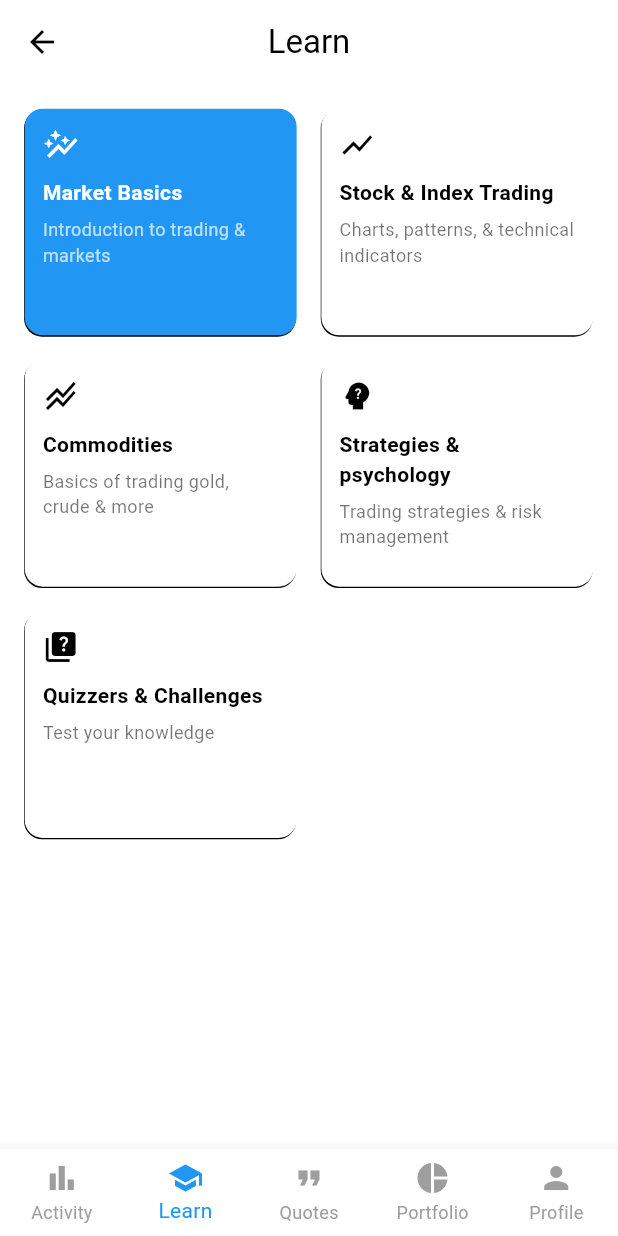
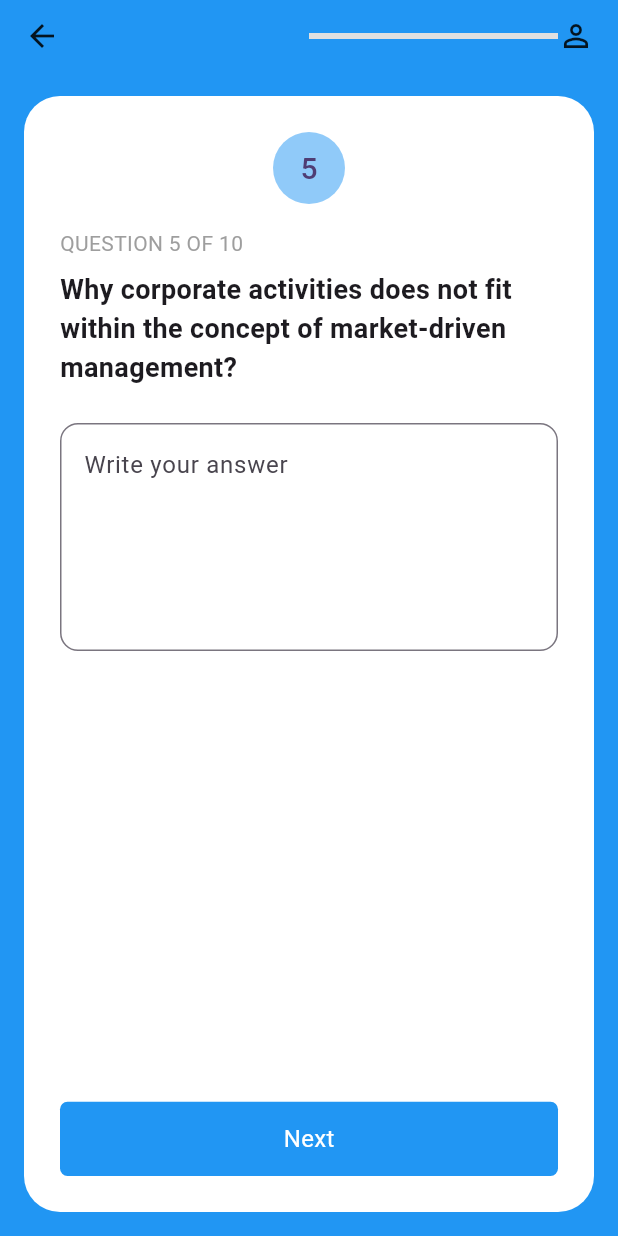
Before and after one commit to chini95641/chart-mentor-mobile-app, a Flutter app: the screen it shows after launch, on a phone screen of 412 x 824 dp. Run offline on Flutter 3.47's test engine with Material 3 defaults, Android fonts, the phone set to English and light mode, and no system bars; our stand-ins replace fl_chart, flutter_otp_text_field, intl_phone_field, readmore; missing offline and left inert: another_telephony.

Commit message:
Almost 17 screens done

```diff
--- a/lib/main.dart
+++ b/lib/main.dart
@@ -3,9 +3,13 @@ import 'package:chart_mentor/screens/auth/numberscreen.dart';
 import 'package:chart_mentor/screens/cardscreen.dart';
 import 'package:chart_mentor/screens/chartofday.dart';
 import 'package:chart_mentor/screens/indexhistory.dart';
+import 'package:chart_mentor/screens/newsdetail.dart';
 import 'package:chart_mentor/screens/newsscreen.dart';
+import 'package:chart_mentor/screens/particpant.dart';
 import 'package:chart_mentor/screens/profile.dart';
 import 'package:chart_mentor/screens/qoute.dart';
+import 'package:chart_mentor/screens/quizinput.dart';
+import 'package:chart_mentor/screens/quizscreen.dart';
 import 'package:chart_mentor/screens/splashscreen.dart';
 import 'package:chart_mentor/screens/page1.dart';
 import 'package:chart_mentor/screens/stockinsight.dart';
@@ -30,8 +34,12 @@ class MyApp extends StatelessWidget {
           colorScheme: ColorScheme.fromSeed(seedColor: Colors.deepPurple),
           useMaterial3: true,
         ),
-        home:
-            LearnScreen() //NewsScreen() //Chartofday() //QuotesScreen() //ProfileScreen() //StocksInsightsScreen() //IndexInsightsScreen() //HomeScreen(),
+        home: //ChartMentorScreen()
+            QuizTextInputScreen()
+        // QuizQuestionScreen()
+        //     questionNumber: 1,
+        //     question:
+        //         'What are candles?') //NewsDetailsScreen()//LearnScreen() //NewsScreen() //Chartofday() //QuotesScreen() //ProfileScreen() //StocksInsightsScreen() //IndexInsightsScreen() //HomeScreen(),
         );
   }
 }
--- /dev/null
+++ b/lib/screens/quizinput.dart
@@ -0,0 +1,92 @@
+import 'package:flutter/material.dart';
+
+class QuizTextInputScreen extends StatelessWidget {
+  @override
+  Widget build(BuildContext context) {
+    final widths = MediaQuery.of(context).size.width;
+    final heights = MediaQuery.of(context).size.height;
+    return Scaffold(
+      backgroundColor: Colors.blue[500],
+      body: SafeArea(
+        child: Column(
+          children: [
+            Padding(
+              padding:
+                  const EdgeInsets.symmetric(horizontal: 16.0, vertical: 12),
+              child: Row(
+                children: [
+                  Icon(Icons.arrow_back),
+                  Expanded(
+                    child: LinearProgressIndicator(
+                      value: 0.5,
+                      backgroundColor: Colors.grey[300],
+                      color: Colors.blue,
+                    ),
+                  ),
+                  Icon(Icons.person_outline),
+                ],
+              ),
+            ),
+            Expanded(
+              child: Container(
+                margin: EdgeInsets.all(16),
+                padding: EdgeInsets.all(24),
+                decoration: BoxDecoration(
+                  color: Colors.white,
+                  borderRadius: BorderRadius.circular(24),
+                ),
+                child: Column(
+                  crossAxisAlignment: CrossAxisAlignment.start,
+                  children: [
+                    Center(
+                      child: CircleAvatar(
+                        backgroundColor: Colors.blue[200],
+                        radius: 24,
+                        child: Text('5', style: TextStyle(fontSize: 20)),
+                      ),
+                    ),
+                    SizedBox(height: 16),
+                    Text("QUESTION 5 OF 10",
+                        style: TextStyle(color: Colors.grey)),
+                    SizedBox(height: 8),
+                    Text(
+                      "Why corporate activities does not fit within the concept of market-driven management?",
+                      style:
+                          TextStyle(fontSize: 18, fontWeight: FontWeight.bold),
+                    ),
+                    SizedBox(height: 24),
+                    TextField(
+                      maxLines: 5,
+                      decoration: InputDecoration(
+                        hintText: "Write your answer",
+                        border: OutlineInputBorder(
+                          borderRadius: BorderRadius.circular(12),
+                        ),
+                      ),
+                    ),
+                    Spacer(),
+                    Container(
+                      height: heights * .06,
+                      width: widths * .9,
+                      decoration: BoxDecoration(
+                          borderRadius: BorderRadius.circular(5),
+                          color: Colors.blue),
+                      child: Center(
+                          child: Text(
+                        'Next',
+                        style: TextStyle(
+                          color: Colors.white,
+                          fontSize: 16,
+                        ),
+                      )),
+                    ),
+                  ],
+                ),
+              ),
+            ),
+          ],
+        ),
+      ),
+    );
+  }
+}
--- a/pubspec.yaml
+++ b/pubspec.yaml
@@ -39,6 +39,7 @@ dependencies:
   flutter_otp_text_field: ^1.5.1+1
   another_telephony: ^0.4.1
   fl_chart: ^1.0.0
+  readmore: ^3.0.0
 
 
 dev_dependencies:
```
Also changed, not shown: lib/screens/newsdetail.dart (added, +91 -0 lines), lib/screens/particpant.dart (added, +86 -0 lines), lib/screens/quizscreen.dart (added, +137 -0 lines), pubspec.lock.
